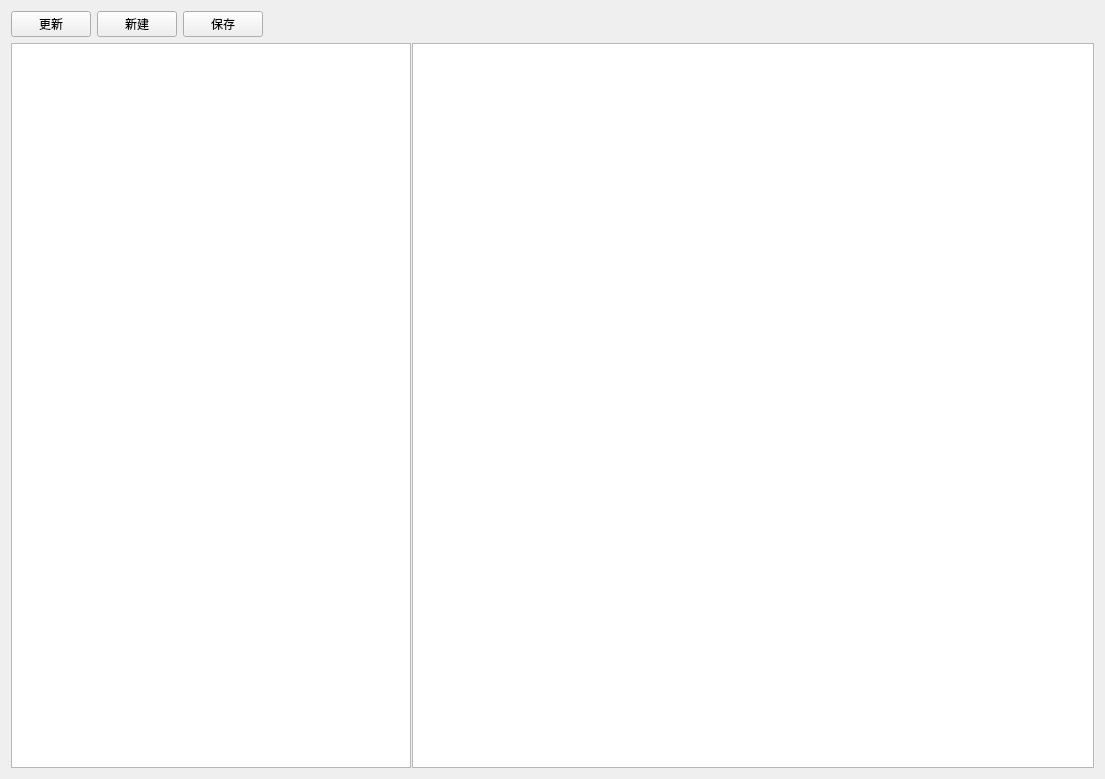
pluohust/GitNote, file GitNote.ui: the form before one commit.
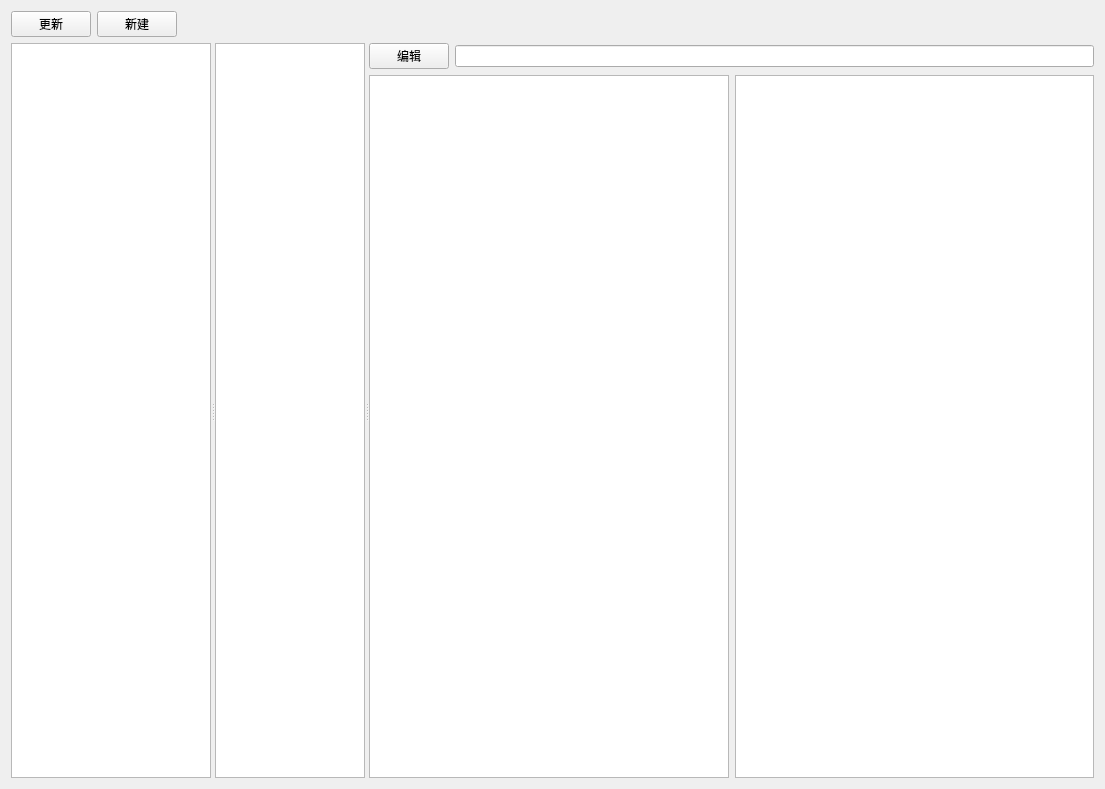
The form after the commit. Icons and pictures are not drawn.

```diff
--- a/GitNote.ui
+++ b/GitNote.ui
@@ -7,15 +7,25 @@
     <x>0</x>
     <y>0</y>
     <width>1105</width>
-    <height>779</height>
+    <height>789</height>
    </rect>
   </property>
+  <property name="sizePolicy">
+   <sizepolicy hsizetype="Preferred" vsizetype="Preferred">
+    <horstretch>0</horstretch>
+    <verstretch>0</verstretch>
+   </sizepolicy>
+  </property>
   <property name="windowTitle">
    <string>笔记</string>
   </property>
-  <layout class="QGridLayout" name="gridLayout">
-   <item row="0" column="0">
-    <layout class="QHBoxLayout" name="horizontalLayout" stretch="0,0,0,1">
+  <property name="windowIcon">
+   <iconset>
+    <normaloff>../../../.designer/backup/app.ico</normaloff>../../../.designer/backup/app.ico</iconset>
+  </property>
+  <layout class="QVBoxLayout" name="verticalLayout_2">
+   <item>
+    <layout class="QHBoxLayout" name="horizontalLayout" stretch="0,0,1">
      <item>
       <widget class="QPushButton" name="pushButton_update">
        <property name="text">
@@ -30,13 +40,6 @@
        </property>
       </widget>
      </item>
-     <item>
-      <widget class="QPushButton" name="pushButton_save">
-       <property name="text">
-        <string>保存</string>
-       </property>
-      </widget>
-     </item>
      <item>
       <spacer name="verticalSpacer">
        <property name="orientation">
@@ -55,30 +58,31 @@
      </item>
     </layout>
    </item>
-   <item row="1" column="0">
+   <item>
+    <widget class="QSplitter" name="splitter_2">
+     <property name="orientation">
+      <enum>Qt::Horizontal</enum>
+     </property>
+     <property name="childrenCollapsible">
+      <bool>false</bool>
+     </property>
     <widget class="QSplitter" name="splitter">
      <property name="orientation">
       <enum>Qt::Horizontal</enum>
      </property>
-     <property name="opaqueResize">
-      <bool>false</bool>
-     </property>
-     <property name="handleWidth">
-      <number>1</number>
-     </property>
      <property name="childrenCollapsible">
       <bool>false</bool>
      </property>
-     <widget class="QTreeView" name="treeView_note">
+      <widget class="QTreeWidget" name="treeWidget_tree">
       <property name="minimumSize">
+        <size>
+         <width>100</width>
+         <height>0</height>
+        </size>
+       </property>
+       <property name="maximumSize">
        <size>
         <width>200</width>
-        <height>0</height>
-       </size>
-      </property>
-      <property name="maximumSize">
-       <size>
-        <width>400</width>
         <height>16777215</height>
        </size>
       </property>
@@ -94,20 +98,78 @@
         <height>0</height>
        </size>
       </property>
-     </widget>
-     <widget class="QTextEdit" name="textEdit_note">
+       <attribute name="headerVisible">
+        <bool>false</bool>
+       </attribute>
+       <column>
+        <property name="text">
+         <string notr="true">1</string>
+        </property>
+       </column>
+      </widget>
+      <widget class="QListWidget" name="listWidget_list">
       <property name="minimumSize">
        <size>
-        <width>500</width>
+         <width>100</width>
         <height>0</height>
        </size>
       </property>
       <property name="maximumSize">
        <size>
-        <width>16777215</width>
+         <width>150</width>
         <height>16777215</height>
        </size>
       </property>
+       <property name="isWrapping" stdset="0">
+        <bool>true</bool>
+       </property>
+       <property name="resizeMode">
+        <enum>QListView::Adjust</enum>
+       </property>
+       <property name="spacing">
+        <number>10</number>
+       </property>
+      </widget>
+     </widget>
+     <widget class="QWidget" name="">
+      <layout class="QVBoxLayout" name="verticalLayout">
+       <item>
+        <layout class="QHBoxLayout" name="horizontalLayout_3">
+         <item>
+          <widget class="QPushButton" name="pushButton_save">
+           <property name="text">
+            <string>编辑</string>
+           </property>
+          </widget>
+         </item>
+         <item>
+          <widget class="QLineEdit" name="lineEdit_title">
+           <property name="readOnly">
+            <bool>true</bool>
+           </property>
+          </widget>
+         </item>
+        </layout>
+       </item>
+       <item>
+        <layout class="QHBoxLayout" name="horizontalLayout_2">
+         <item>
+          <widget class="QPlainTextEdit" name="plainTextEdit_markdown">
+           <property name="enabled">
+            <bool>true</bool>
+           </property>
+          </widget>
+         </item>
+         <item>
+          <widget class="QTextEdit" name="textEdit_show">
+           <property name="readOnly">
+            <bool>true</bool>
+           </property>
+          </widget>
+         </item>
+        </layout>
+       </item>
+      </layout>
      </widget>
     </widget>
    </item>
```
Lines whose indentation alone changed are shown as unchanged.
